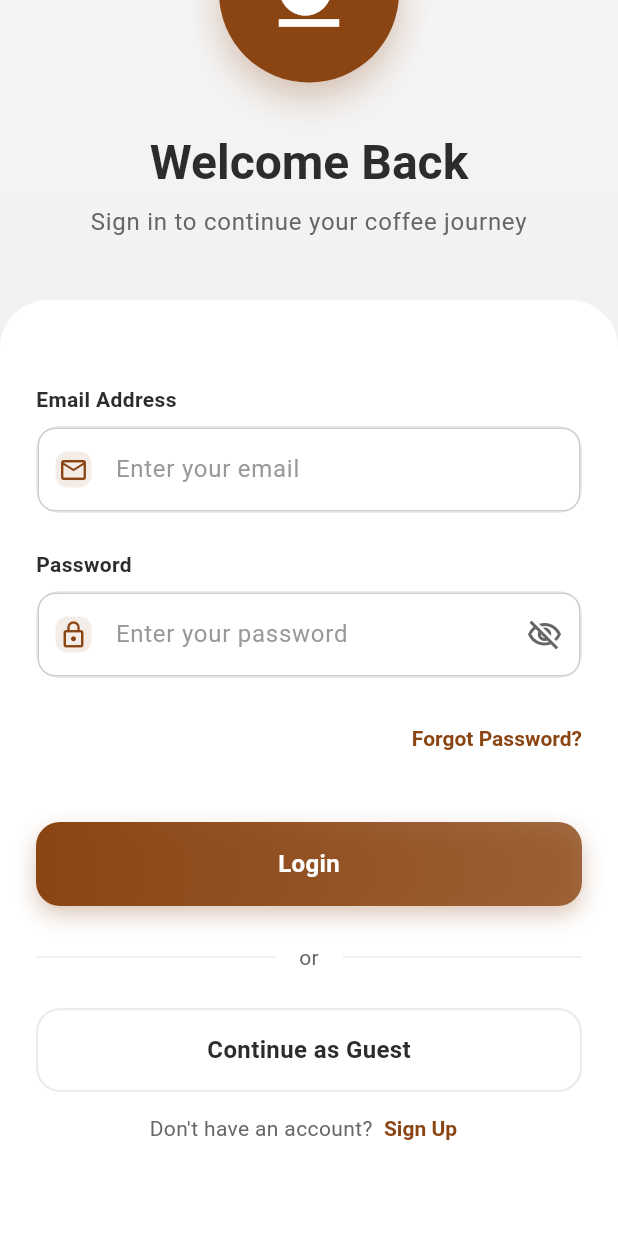
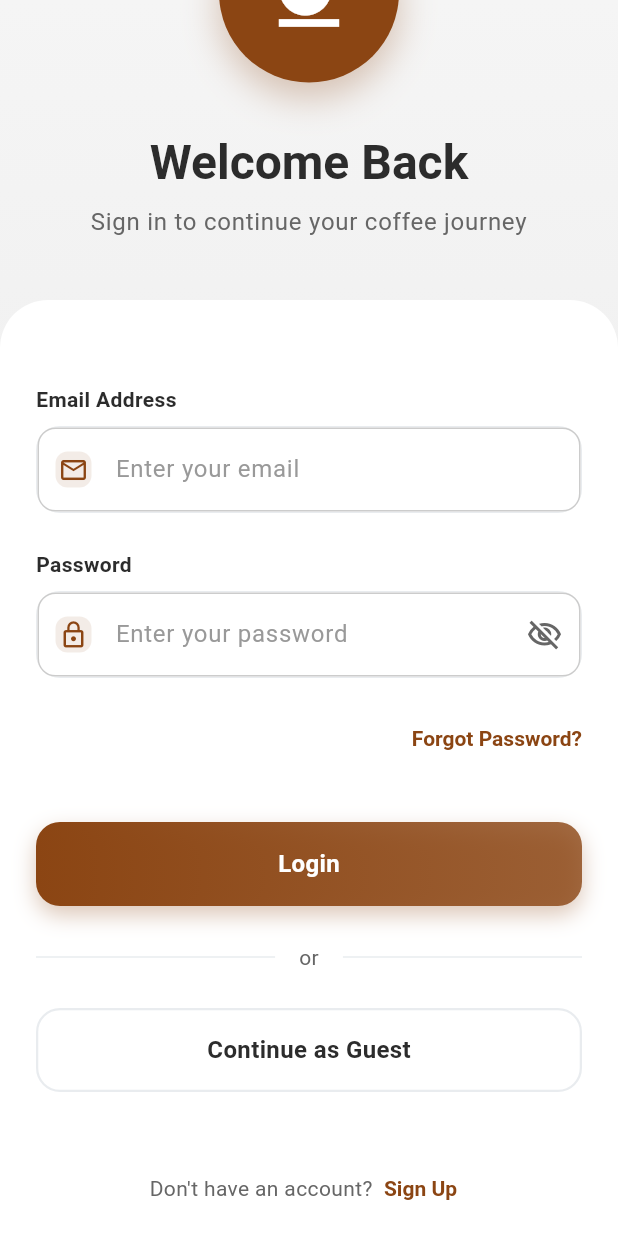
Before and after one commit to 0Jahid/brew_cart, a Flutter app: the screen it shows after launch, scrolled down 105 dp, on a phone screen of 412 x 824 dp. Run offline on Flutter 3.47's test engine with Material 3 defaults, Android fonts, the phone set to English and light mode, and no system bars; our stand-ins replace equatable, flutter_svg, go_router.

Commit message:
refactor: Simplify LoginForm layout and improve code readability

```diff
--- a/lib/features/auth/presentation/pages/login_page.dart
+++ b/lib/features/auth/presentation/pages/login_page.dart
@@ -125,8 +125,7 @@ class _LoginPageState extends State<LoginPage> {
                   ),
 
                   // Login Form Section
-                  Expanded(
-                    child: Container(
+                  Container(
                     decoration: const BoxDecoration(
                       color: Colors.white,
                       borderRadius: BorderRadius.only(
@@ -149,9 +148,7 @@ class _LoginPageState extends State<LoginPage> {
                               children: [
                                 Text(
                                   'Email Address',
-                                    style: Theme.of(context)
-                                        .textTheme
-                                        .bodyMedium
+                                  style: Theme.of(context).textTheme.bodyMedium
                                       ?.copyWith(
                                         color: AppColors.textPrimary,
                                         fontWeight: FontWeight.w600,
@@ -218,9 +215,7 @@ class _LoginPageState extends State<LoginPage> {
                               children: [
                                 Text(
                                   'Password',
-                                    style: Theme.of(context)
-                                        .textTheme
-                                        .bodyMedium
+                                  style: Theme.of(context).textTheme.bodyMedium
                                       ?.copyWith(
                                         color: AppColors.textPrimary,
                                         fontWeight: FontWeight.w600,
@@ -354,9 +349,9 @@ class _LoginPageState extends State<LoginPage> {
                                             child: CircularProgressIndicator(
                                               strokeWidth: 2,
                                               valueColor:
-                                                    AlwaysStoppedAnimation<
-                                                      Color
-                                                    >(Colors.white),
+                                                  AlwaysStoppedAnimation<Color>(
+                                                    Colors.white,
+                                                  ),
                                             ),
                                           )
                                         : Text(
@@ -439,7 +434,7 @@ class _LoginPageState extends State<LoginPage> {
                               ),
                             ),
 
-                              const Spacer(),
+                            const SizedBox(height: 40),
 
                             // Sign Up Link
                             Row(
@@ -480,7 +475,6 @@ class _LoginPageState extends State<LoginPage> {
                       ),
                     ),
                   ),
-                  ),
                 ],
               ),
             ),
```
Lines whose indentation alone changed are shown as unchanged.
